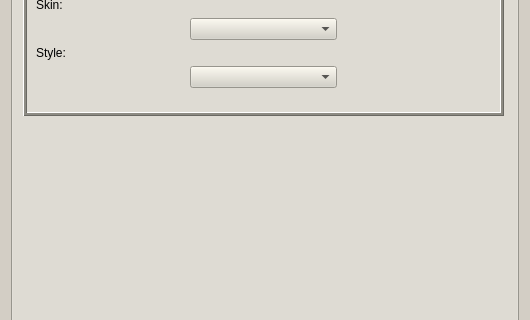
First picture: the form in trunc/src/optionsdialog.ui, repository PLLUG/kuzya, before the edit; both pictures show x 0 to 530 and y 82 to 402 of the 530 by 560 pixel window.
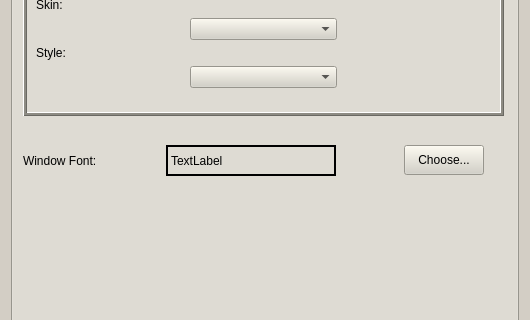
Second picture: the form after the edit.

Diff of the .ui file:
```diff
--- a/trunc/src/optionsdialog.ui
+++ b/trunc/src/optionsdialog.ui
@@ -2034,6 +2034,101 @@
         </item>
        </layout>
       </widget>
+      <widget class="QWidget" name="layoutWidget_17">
+       <property name="geometry">
+        <rect>
+         <x>10</x>
+         <y>190</y>
+         <width>461</width>
+         <height>31</height>
+        </rect>
+       </property>
+       <layout class="QHBoxLayout" name="_41">
+        <item>
+         <widget class="QLabel" name="label_79">
+          <property name="maximumSize">
+           <size>
+            <width>200</width>
+            <height>16777215</height>
+           </size>
+          </property>
+          <property name="text">
+           <string>Window Font:</string>
+          </property>
+         </widget>
+        </item>
+        <item>
+         <spacer>
+          <property name="orientation">
+           <enum>Qt::Horizontal</enum>
+          </property>
+          <property name="sizeHint" stdset="0">
+           <size>
+            <width>40</width>
+            <height>20</height>
+           </size>
+          </property>
+         </spacer>
+        </item>
+        <item>
+         <widget class="QLabel" name="fontLable_5">
+          <property name="minimumSize">
+           <size>
+            <width>170</width>
+            <height>0</height>
+           </size>
+          </property>
+          <property name="maximumSize">
+           <size>
+            <width>200</width>
+            <height>16777215</height>
+           </size>
+          </property>
+          <property name="frameShape">
+           <enum>QFrame::WinPanel</enum>
+          </property>
+          <property name="frameShadow">
+           <enum>QFrame::Plain</enum>
+          </property>
+          <property name="text">
+           <string>TextLabel</string>
+          </property>
+          <property name="scaledContents">
+           <bool>false</bool>
+          </property>
+          <property name="openExternalLinks">
+           <bool>false</bool>
+          </property>
+         </widget>
+        </item>
+        <item>
+         <spacer>
+          <property name="orientation">
+           <enum>Qt::Horizontal</enum>
+          </property>
+          <property name="sizeHint" stdset="0">
+           <size>
+            <width>40</width>
+            <height>20</height>
+           </size>
+          </property>
+         </spacer>
+        </item>
+        <item>
+         <widget class="QPushButton" name="fontBtn_5">
+          <property name="maximumSize">
+           <size>
+            <width>110</width>
+            <height>30</height>
+           </size>
+          </property>
+          <property name="text">
+           <string>Choose...</string>
+          </property>
+         </widget>
+        </item>
+       </layout>
+      </widget>
      </widget>
     </widget>
    </item>
```
